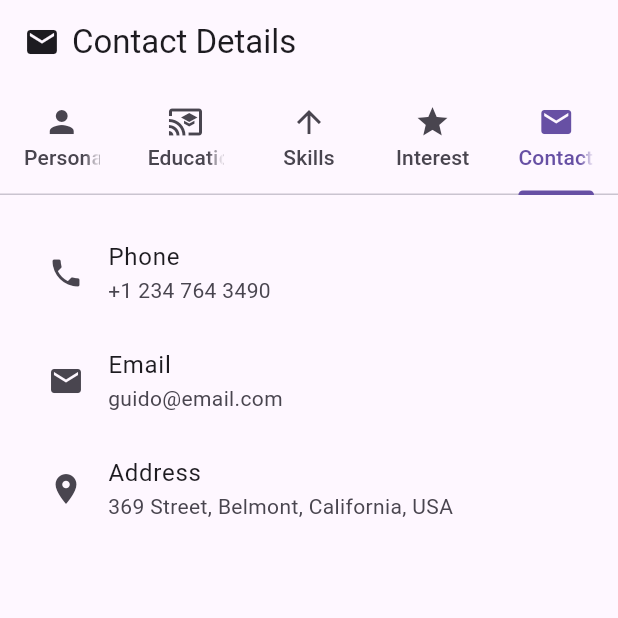
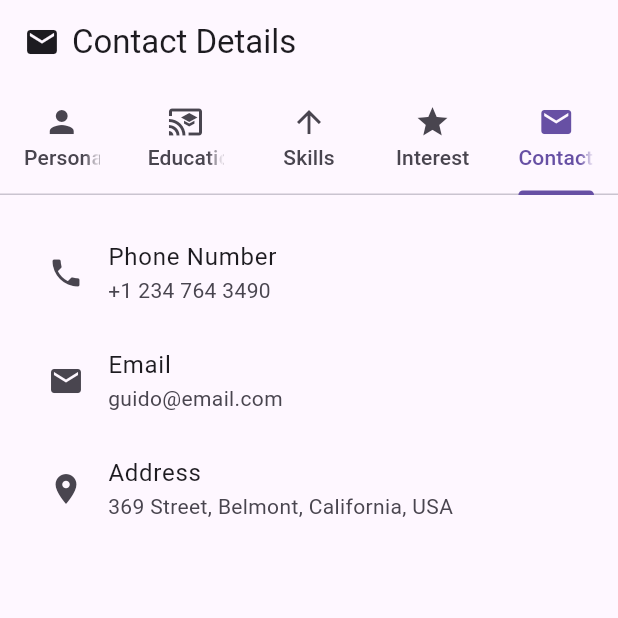
Before and after one commit to MarkRyuo/my_app, a Flutter app: the screen it shows after launch, tab 5 chosen, on a phone screen of 412 x 824 dp, the top half of it. Run offline on Flutter 3.47's test engine with Material 3 defaults, Android fonts, the phone set to English and light mode, and no system bars.

Commit message:
update herE

```diff
--- a/lib/main.dart
+++ b/lib/main.dart
@@ -276,7 +276,7 @@ class ContactDetailsTab extends StatelessWidget {
         children: <Widget>[
           ListTile(
             leading: Icon(Icons.phone),
-            title: Text('Phone'),
+            title: Text('Phone Number'),
             subtitle: Text('+1 234 764 3490'),
           ),
           ListTile(
```
